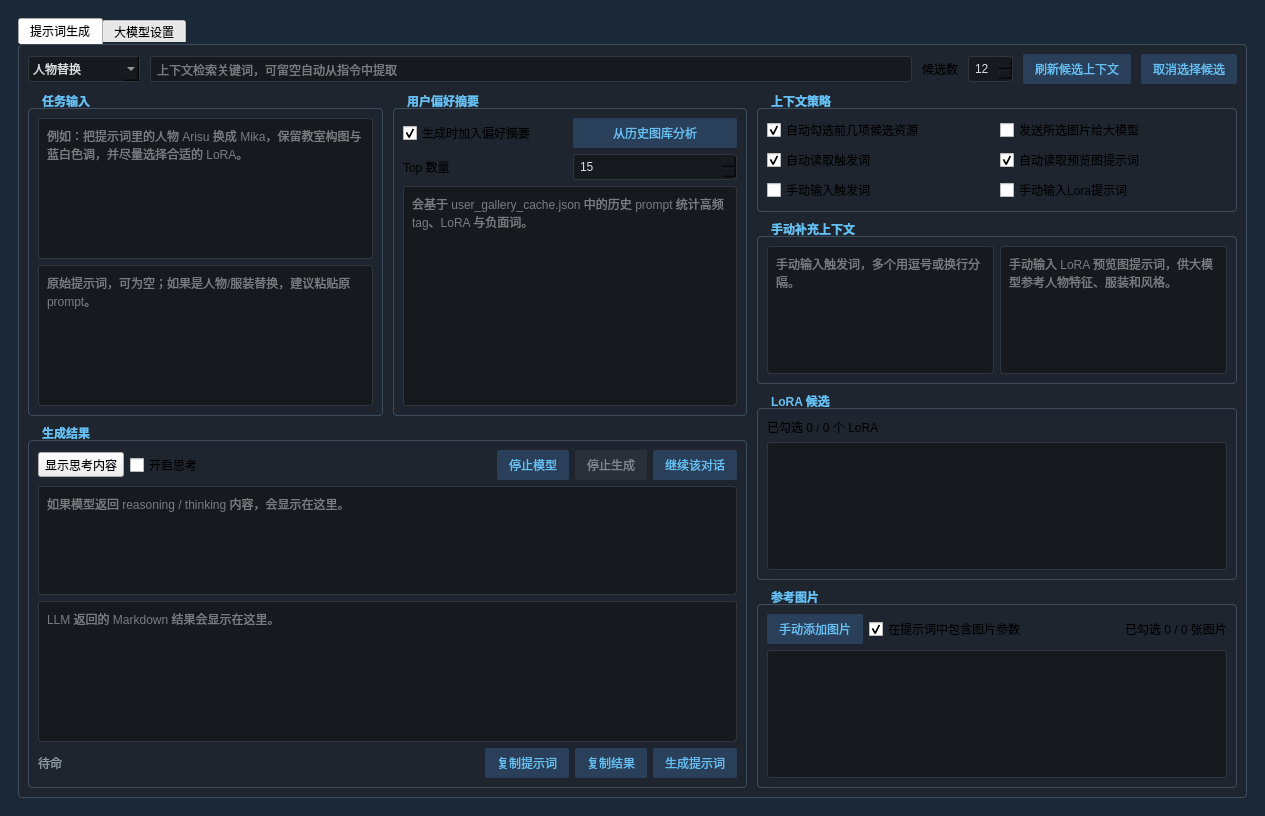
This is llmpromptwidget.ui in hanbinhsh/SD-LoRA-Manager as Qt 5 draws it before an edit. The edited form follows.
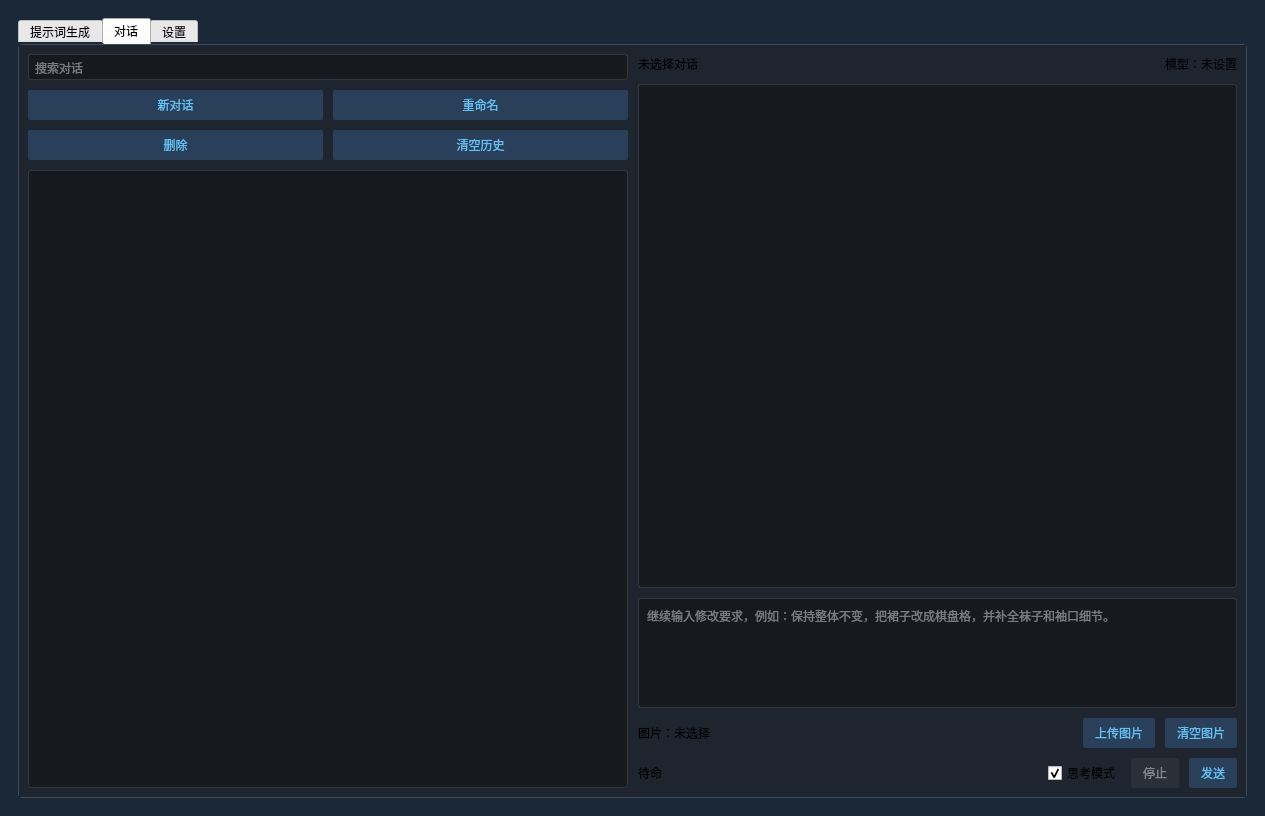
This is the edited form. The open tabs and pages were chosen to show the change.

The edit to the form file:
```diff
--- a/llmpromptwidget.ui
+++ b/llmpromptwidget.ui
@@ -34,6 +34,9 @@
     border-radius: 3px;
     padding: 4px;
 }
+QWidget#pageChat {
+    background-color: #1e252f;
+}
 QPushButton {
     background-color: #2a3f5a;
     border-radius: 2px;
@@ -107,6 +110,16 @@
            </property>
           </widget>
          </item>
+         <item>
+          <widget class="QCheckBox" name="chkAutoContext">
+           <property name="text">
+            <string>自动勾选</string>
+           </property>
+           <property name="checked">
+            <bool>true</bool>
+           </property>
+          </widget>
+         </item>
          <item>
           <widget class="QLabel" name="labelCandidateLimit">
            <property name="text">
@@ -130,14 +143,14 @@
          <item>
           <widget class="QPushButton" name="btnRefreshCandidates">
            <property name="text">
-            <string>刷新候选上下文</string>
+            <string>刷新</string>
            </property>
           </widget>
          </item>
          <item>
           <widget class="QPushButton" name="btnClearCandidateSelections">
            <property name="text">
-            <string>取消选择候选</string>
+            <string>取消选择</string>
            </property>
           </widget>
          </item>
@@ -210,7 +223,7 @@
                      <number>1</number>
                     </property>
                     <property name="maximum">
-                     <number>50</number>
+                     <number>100000</number>
                     </property>
                     <property name="value">
                      <number>15</number>
@@ -380,58 +393,35 @@
          <item>
           <layout class="QVBoxLayout" name="verticalLayoutRight">
            <item>
-            <widget class="QGroupBox" name="groupContextOptions">
+            <widget class="QGroupBox" name="groupManualContext">
              <property name="title">
-              <string>上下文策略</string>
+              <string>手动补充上下文</string>
              </property>
-             <layout class="QHBoxLayout" name="horizontalLayoutContextOptions">
+             <layout class="QHBoxLayout" name="horizontalLayoutManualContext">
               <item>
-               <layout class="QGridLayout" name="gridLayout">
-                <item row="0" column="0">
-                 <widget class="QCheckBox" name="chkAutoContext">
-                  <property name="text">
-                   <string>自动勾选前几项候选资源</string>
-                  </property>
-                  <property name="checked">
-                   <bool>true</bool>
-                  </property>
-                 </widget>
-                </item>
-                <item row="0" column="1">
-                 <widget class="QCheckBox" name="chkSendSelectedImages">
-                  <property name="text">
-                   <string>发送所选图片给大模型</string>
-                  </property>
-                 </widget>
-                </item>
-                <item row="1" column="0">
-                 <widget class="QCheckBox" name="chkUseTriggerWords">
-                  <property name="text">
-                   <string>自动读取触发词</string>
-                  </property>
-                  <property name="checked">
-                   <bool>true</bool>
-                  </property>
-                 </widget>
-                </item>
+               <layout class="QGridLayout" name="gridLayout_3">
                 <item row="1" column="1">
-                 <widget class="QCheckBox" name="chkUsePreviewPrompts">
-                  <property name="text">
-                   <string>自动读取预览图提示词</string>
+                 <widget class="QPlainTextEdit" name="textManualLoraPrompts">
+                  <property name="placeholderText">
+                   <string>手动输入 LoRA 预览图提示词，供大模型参考人物特征、服装和风格。</string>
                   </property>
-                  <property name="checked">
-                   <bool>true</bool>
+                 </widget>
+                </item>
+                <item row="1" column="0">
+                 <widget class="QPlainTextEdit" name="textManualTriggerWords">
+                  <property name="placeholderText">
+                   <string>手动输入触发词，多个用逗号或换行分隔。</string>
                   </property>
                  </widget>
                 </item>
-                <item row="2" column="0">
+                <item row="0" column="0">
                  <widget class="QCheckBox" name="chkManualTriggerWords">
                   <property name="text">
                    <string>手动输入触发词</string>
                   </property>
                  </widget>
                 </item>
-                <item row="2" column="1">
+                <item row="0" column="1">
                  <widget class="QCheckBox" name="chkManualLoraPrompts">
                   <property name="text">
                    <string>手动输入Lora提示词</string>
@@ -443,29 +433,6 @@
              </layout>
             </widget>
            </item>
-           <item>
-            <widget class="QGroupBox" name="groupManualContext">
-             <property name="title">
-              <string>手动补充上下文</string>
-             </property>
-             <layout class="QHBoxLayout" name="horizontalLayoutManualContext">
-              <item>
-               <widget class="QPlainTextEdit" name="textManualTriggerWords">
-                <property name="placeholderText">
-                 <string>手动输入触发词，多个用逗号或换行分隔。</string>
-                </property>
-               </widget>
-              </item>
-              <item>
-               <widget class="QPlainTextEdit" name="textManualLoraPrompts">
-                <property name="placeholderText">
-                 <string>手动输入 LoRA 预览图提示词，供大模型参考人物特征、服装和风格。</string>
-                </property>
-               </widget>
-              </item>
-             </layout>
-            </widget>
-           </item>
            <item>
             <widget class="QGroupBox" name="groupLoraCandidates">
              <property name="title">
@@ -473,11 +440,48 @@
              </property>
              <layout class="QVBoxLayout" name="verticalLayoutLoraCandidates">
               <item>
-               <widget class="QLabel" name="lblLoraSelectionSummary">
-                <property name="text">
-                 <string>已勾选 0 / 0 个 LoRA</string>
-                </property>
-               </widget>
+               <layout class="QHBoxLayout" name="horizontalLayout_3">
+                <item>
+                 <widget class="QCheckBox" name="chkUseTriggerWords">
+                  <property name="text">
+                   <string>触发词</string>
+                  </property>
+                  <property name="checked">
+                   <bool>true</bool>
+                  </property>
+                 </widget>
+                </item>
+                <item>
+                 <widget class="QCheckBox" name="chkUsePreviewPrompts">
+                  <property name="text">
+                   <string>预览图提示词</string>
+                  </property>
+                  <property name="checked">
+                   <bool>true</bool>
+                  </property>
+                 </widget>
+                </item>
+                <item>
+                 <spacer name="horizontalSpacer_2">
+                  <property name="orientation">
+                   <enum>Qt::Orientation::Horizontal</enum>
+                  </property>
+                  <property name="sizeHint" stdset="0">
+                   <size>
+                    <width>40</width>
+                    <height>20</height>
+                   </size>
+                  </property>
+                 </spacer>
+                </item>
+                <item>
+                 <widget class="QLabel" name="lblLoraSelectionSummary">
+                  <property name="text">
+                   <string>已勾选 0 / 0 个 LoRA</string>
+                  </property>
+                 </widget>
+                </item>
+               </layout>
               </item>
               <item>
                <widget class="QListWidget" name="listLoraCandidates"/>
@@ -496,14 +500,21 @@
                 <item>
                  <widget class="QPushButton" name="btnAddManualImages">
                   <property name="text">
-                   <string>手动添加图片</string>
+                   <string>添加</string>
+                  </property>
+                 </widget>
+                </item>
+                <item>
+                 <widget class="QCheckBox" name="chkSendSelectedImages">
+                  <property name="text">
+                   <string>发送图片</string>
                   </property>
                  </widget>
                 </item>
                 <item>
                  <widget class="QCheckBox" name="chkIncludeImagePromptsInContext">
                   <property name="text">
-                   <string>在提示词中包含图片参数</string>
+                   <string>发送参数</string>
                   </property>
                   <property name="checked">
                    <bool>true</bool>
@@ -544,9 +555,239 @@
        </item>
       </layout>
      </widget>
+     <widget class="QWidget" name="pageChat">
+      <attribute name="title">
+       <string>对话</string>
+      </attribute>
+      <layout class="QHBoxLayout" name="horizontalLayoutChatRoot">
+       <property name="spacing">
+        <number>10</number>
+       </property>
+       <item>
+        <layout class="QVBoxLayout" name="verticalLayoutChatHistory">
+         <property name="leftMargin">
+          <number>0</number>
+         </property>
+         <property name="topMargin">
+          <number>0</number>
+         </property>
+         <property name="rightMargin">
+          <number>0</number>
+         </property>
+         <property name="bottomMargin">
+          <number>0</number>
+         </property>
+         <item>
+          <widget class="QLineEdit" name="editChatSearch">
+           <property name="placeholderText">
+            <string>搜索对话</string>
+           </property>
+          </widget>
+         </item>
+         <item>
+          <layout class="QHBoxLayout" name="horizontalLayoutChatHistoryButtons">
+           <item>
+            <widget class="QPushButton" name="btnNewChat">
+             <property name="text">
+              <string>新对话</string>
+             </property>
+            </widget>
+           </item>
+           <item>
+            <widget class="QPushButton" name="btnRenameChat">
+             <property name="text">
+              <string>重命名</string>
+             </property>
+            </widget>
+           </item>
+          </layout>
+         </item>
+         <item>
+          <layout class="QHBoxLayout" name="horizontalLayoutChatDeleteButtons">
+           <item>
+            <widget class="QPushButton" name="btnDeleteChat">
+             <property name="text">
+              <string>删除</string>
+             </property>
+            </widget>
+           </item>
+           <item>
+            <widget class="QPushButton" name="btnClearChats">
+             <property name="text">
+              <string>清空历史</string>
+             </property>
+            </widget>
+           </item>
+          </layout>
+         </item>
+         <item>
+          <widget class="QListWidget" name="listChatHistory"/>
+         </item>
+        </layout>
+       </item>
+       <item>
+        <layout class="QVBoxLayout" name="verticalLayoutChatConversation">
+         <property name="leftMargin">
+          <number>0</number>
+         </property>
+         <property name="topMargin">
+          <number>0</number>
+         </property>
+         <property name="rightMargin">
+          <number>0</number>
+         </property>
+         <property name="bottomMargin">
+          <number>0</number>
+         </property>
+         <item>
+          <layout class="QHBoxLayout" name="horizontalLayoutChatHeader">
+           <item>
+            <widget class="QLabel" name="lblChatTitle">
+             <property name="text">
+              <string>未选择对话</string>
+             </property>
+            </widget>
+           </item>
+           <item>
+            <spacer name="horizontalSpacerChatHeader">
+             <property name="orientation">
+              <enum>Qt::Orientation::Horizontal</enum>
+             </property>
+             <property name="sizeHint" stdset="0">
+              <size>
+               <width>40</width>
+               <height>20</height>
+              </size>
+             </property>
+            </spacer>
+           </item>
+           <item>
+            <widget class="QLabel" name="lblChatModelInfo">
+             <property name="text">
+              <string>模型：未设置</string>
+             </property>
+            </widget>
+           </item>
+          </layout>
+         </item>
+         <item>
+          <widget class="QListWidget" name="listChatMessages"/>
+         </item>
+         <item>
+          <widget class="QPlainTextEdit" name="textChatInput">
+           <property name="minimumSize">
+            <size>
+             <width>0</width>
+             <height>72</height>
+            </size>
+           </property>
+           <property name="maximumSize">
+            <size>
+             <width>16777215</width>
+             <height>110</height>
+            </size>
+           </property>
+           <property name="placeholderText">
+            <string>继续输入修改要求，例如：保持整体不变，把裙子改成棋盘格，并补全袜子和袖口细节。</string>
+           </property>
+          </widget>
+         </item>
+         <item>
+          <layout class="QHBoxLayout" name="horizontalLayoutChatImages">
+           <item>
+            <widget class="QLabel" name="lblChatImageInfo">
+             <property name="text">
+              <string>图片：未选择</string>
+             </property>
+            </widget>
+           </item>
+           <item>
+            <spacer name="horizontalSpacerChatImages">
+             <property name="orientation">
+              <enum>Qt::Orientation::Horizontal</enum>
+             </property>
+             <property name="sizeHint" stdset="0">
+              <size>
+               <width>40</width>
+               <height>20</height>
+              </size>
+             </property>
+            </spacer>
+           </item>
+           <item>
+            <widget class="QPushButton" name="btnChatAddImages">
+             <property name="text">
+              <string>上传图片</string>
+             </property>
+            </widget>
+           </item>
+           <item>
+            <widget class="QPushButton" name="btnChatClearImages">
+             <property name="text">
+              <string>清空图片</string>
+             </property>
+            </widget>
+           </item>
+          </layout>
+         </item>
+         <item>
+          <layout class="QHBoxLayout" name="horizontalLayoutChatFooter">
+           <item>
+            <widget class="QLabel" name="lblChatStatus">
+             <property name="text">
+              <string>待命</string>
+             </property>
+            </widget>
+           </item>
+           <item>
+            <spacer name="horizontalSpacerChatFooter">
+             <property name="orientation">
+              <enum>Qt::Orientation::Horizontal</enum>
+             </property>
+             <property name="sizeHint" stdset="0">
+              <size>
+               <width>40</width>
+               <height>20</height>
+              </size>
+             </property>
+            </spacer>
+           </item>
+           <item>
+            <widget class="QCheckBox" name="chkChatEnableThinking">
+             <property name="text">
+              <string>思考模式</string>
+             </property>
+             <property name="checked">
+              <bool>true</bool>
+             </property>
+            </widget>
+           </item>
+           <item>
+            <widget class="QPushButton" name="btnChatStop">
+             <property name="enabled">
+              <bool>false</bool>
+             </property>
+             <property name="text">
+              <string>停止</string>
+             </property>
+            </widget>
+           </item>
+           <item>
+            <widget class="QPushButton" name="btnChatSend">
+             <property name="text">
+              <string>发送</string>
+             </property>
+            </widget>
+           </item>
+          </layout>
+         </item>
+        </layout>
+       </item>
+      </layout>
+     </widget>
      <widget class="QWidget" name="pageSettings">
       <attribute name="title">
-       <string>大模型设置</string>
+       <string>设置</string>
       </attribute>
       <layout class="QVBoxLayout" name="verticalLayoutSettings">
        <property name="spacing">
```
Left out of the diff: 26 changed lines with no effect on the pictures.
